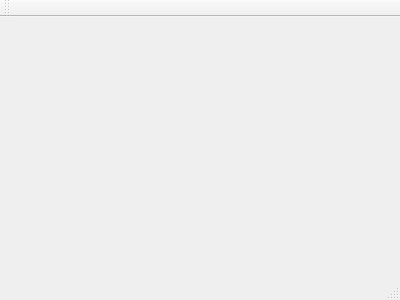
Qt form mainwindow.ui (lavioux/WHATmonitor) before a commit.
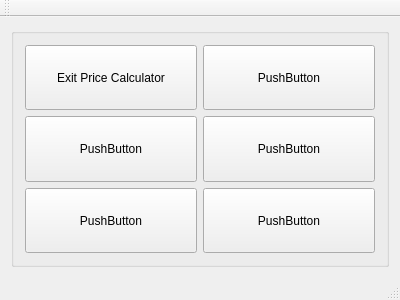
The same form after that commit.

Commit message: add menu and exit price window

What changed in the file:
```diff
--- a/mainwindow.ui
+++ b/mainwindow.ui
@@ -12,13 +12,130 @@
   <property name="windowTitle" >
    <string>MainWindow</string>
   </property>
-  <widget class="QMenuBar" name="menuBar" />
-  <widget class="QToolBar" name="mainToolBar" />
-  <widget class="QWidget" name="centralWidget" />
-  <widget class="QStatusBar" name="statusBar" />
+  <widget class="QWidget" name="centralWidget">
+   <layout class="QHBoxLayout" name="horizontalLayout_3">
+    <item>
+     <widget class="QGroupBox" name="groupBox">
+      <property name="title">
+       <string/>
+      </property>
+      <layout class="QHBoxLayout" name="horizontalLayout_2">
+       <item>
+        <layout class="QHBoxLayout" name="horizontalLayout">
+         <item>
+          <layout class="QVBoxLayout" name="verticalLayout">
+           <item>
+            <widget class="QPushButton" name="pushButton_exitPriceCalculator">
+             <property name="sizePolicy">
+              <sizepolicy hsizetype="Preferred" vsizetype="Preferred">
+               <horstretch>0</horstretch>
+               <verstretch>0</verstretch>
+              </sizepolicy>
+             </property>
+             <property name="text">
+              <string>Exit Price Calculator</string>
+             </property>
+            </widget>
+           </item>
+           <item>
+            <widget class="QPushButton" name="pushButton_3">
+             <property name="sizePolicy">
+              <sizepolicy hsizetype="Preferred" vsizetype="Preferred">
+               <horstretch>0</horstretch>
+               <verstretch>0</verstretch>
+              </sizepolicy>
+             </property>
+             <property name="text">
+              <string>PushButton</string>
+             </property>
+            </widget>
+           </item>
+           <item>
+            <widget class="QPushButton" name="pushButton_5">
+             <property name="sizePolicy">
+              <sizepolicy hsizetype="Preferred" vsizetype="Preferred">
+               <horstretch>0</horstretch>
+               <verstretch>0</verstretch>
+              </sizepolicy>
+             </property>
+             <property name="text">
+              <string>PushButton</string>
+             </property>
+            </widget>
+           </item>
+          </layout>
+         </item>
+         <item>
+          <layout class="QVBoxLayout" name="verticalLayout_2">
+           <item>
+            <widget class="QPushButton" name="pushButton_2">
+             <property name="sizePolicy">
+              <sizepolicy hsizetype="Preferred" vsizetype="Preferred">
+               <horstretch>0</horstretch>
+               <verstretch>0</verstretch>
+              </sizepolicy>
+             </property>
+             <property name="text">
+              <string>PushButton</string>
+             </property>
+            </widget>
+           </item>
+           <item>
+            <widget class="QPushButton" name="pushButton_4">
+             <property name="sizePolicy">
+              <sizepolicy hsizetype="Preferred" vsizetype="Preferred">
+               <horstretch>0</horstretch>
+               <verstretch>0</verstretch>
+              </sizepolicy>
+             </property>
+             <property name="text">
+              <string>PushButton</string>
+             </property>
+            </widget>
+           </item>
+           <item>
+            <widget class="QPushButton" name="pushButton_6">
+             <property name="sizePolicy">
+              <sizepolicy hsizetype="Preferred" vsizetype="Preferred">
+               <horstretch>0</horstretch>
+               <verstretch>0</verstretch>
+              </sizepolicy>
+             </property>
+             <property name="text">
+              <string>PushButton</string>
+             </property>
+            </widget>
+           </item>
+          </layout>
+         </item>
+        </layout>
+       </item>
+      </layout>
+     </widget>
+    </item>
+   </layout>
+  </widget>
+  <widget class="QMenuBar" name="menuBar">
+   <property name="geometry">
+    <rect>
+     <x>0</x>
+     <y>0</y>
+     <width>400</width>
+     <height>21</height>
+    </rect>
+   </property>
+  </widget>
+  <widget class="QToolBar" name="mainToolBar">
+   <attribute name="toolBarArea">
+    <enum>TopToolBarArea</enum>
+   </attribute>
+   <attribute name="toolBarBreak">
+    <bool>false</bool>
+   </attribute>
+  </widget>
+  <widget class="QStatusBar" name="statusBar"/>
  </widget>
- <layoutDefault spacing="6" margin="11" />
- <pixmapfunction></pixmapfunction>
+ <layoutdefault spacing="6" margin="11"/>
  <resources/>
  <connections/>
 </ui>
```
Left out of the diff: 7 changed lines with no effect on the pictures. The commit also changes 9 other files.
